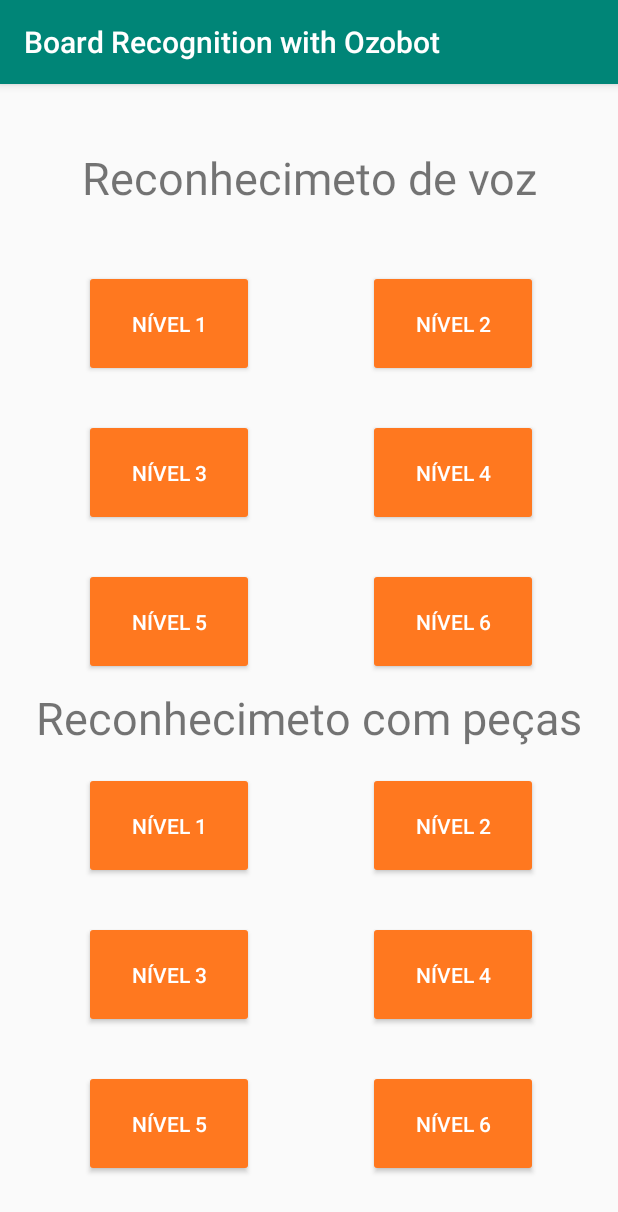
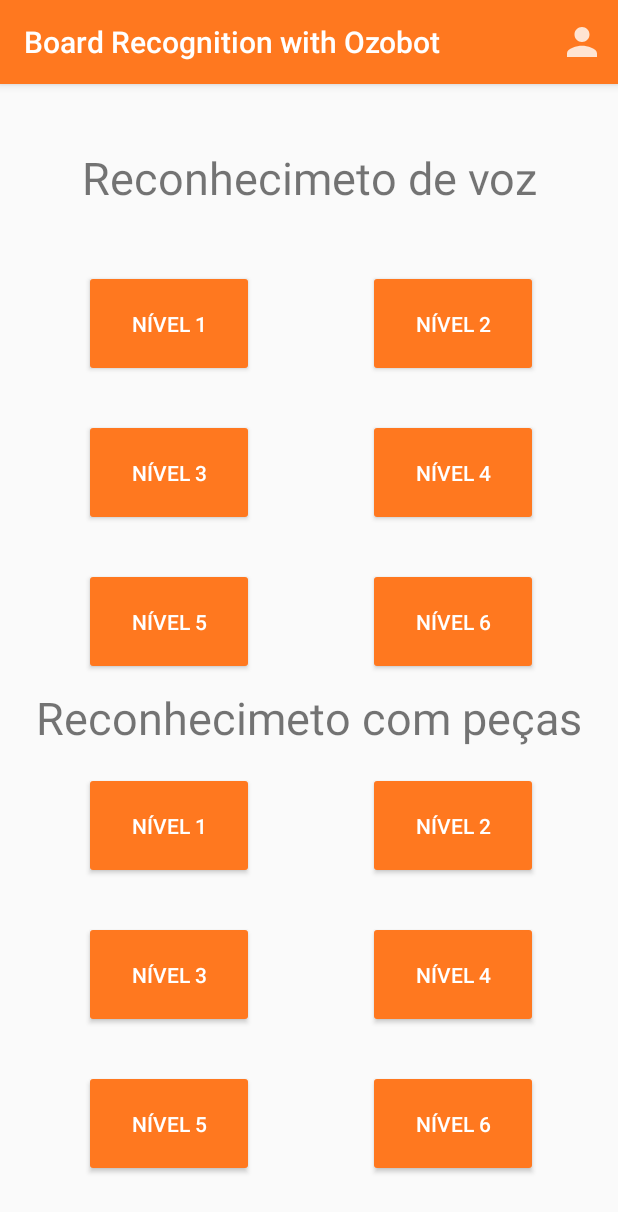
Before and after one commit to Badajaz/Master-Thesis, an Android app: the LevelsActivity screen opened directly, with no data from a screen before it, on a phone screen of 412 x 824 dp. Shown: the top 1212 px of the screen. Run offline under Robolectric (Android 15) with nearby library versions, the light colour scheme and no system bars.

Commit message:
utilizadores done e feedback users
utilizadores done e feedback users

```diff
--- a/Boardshot/app/src/main/java/com/example/android/boardshot/LevelsActivity.java
+++ b/Boardshot/app/src/main/java/com/example/android/boardshot/LevelsActivity.java
@@ -1,11 +1,16 @@
 package com.example.android.boardshot;
 
+import androidx.annotation.NonNull;
 import androidx.annotation.Nullable;
 import androidx.appcompat.app.AppCompatActivity;
 
 import android.content.Intent;
+import android.graphics.Color;
+import android.graphics.drawable.ColorDrawable;
 import android.os.Bundle;
 import android.util.Log;
+import android.view.Menu;
+import android.view.MenuItem;
 import android.view.View;
 import android.widget.Button;
 import android.widget.TextView;
@@ -22,7 +27,10 @@ public class LevelsActivity extends AppCompatActivity {
         Button btnLevel1 = (Button) findViewById(R.id.buttonLevel1Voz);
         Intent intent = getIntent();
         user = intent.getStringExtra("user");
-        Toast.makeText(getApplicationContext(),"level strait = "+user,Toast.LENGTH_LONG).show();
+        invalidateOptionsMenu();
+        ColorDrawable c = new ColorDrawable();
+        c.setColor(Color.parseColor("#ff781f"));
+        getSupportActionBar().setBackgroundDrawable(c);
 
 
 
@@ -38,6 +46,38 @@ public class LevelsActivity extends AppCompatActivity {
         });
 
 
+
     }
 
+    @Override
+    public boolean onCreateOptionsMenu(Menu menu) {
+        getMenuInflater().inflate(R.menu.main, menu);
+        return super.onCreateOptionsMenu(menu);
+    }
+
+    @Override
+    public boolean onOptionsItemSelected(@NonNull MenuItem item) {
+
+        int id = item.getItemId();
+
+        //noinspection SimplifiableIfStatement
+        if (id == R.id.action_item_one) {
+
+            // Do something
+            return true;
+        }
+
+        return super.onOptionsItemSelected(item);
+    }
+
+    @Override
+    public boolean onPrepareOptionsMenu(Menu menu) {
+        MenuItem item = menu.findItem(R.id.action_item_one);
+        if (item.getTitle().equals("Camera")) {
+            item.setTitle(user);
+        }
+        return super.onPrepareOptionsMenu(menu);
+    }
+
+
 }
--- a/Boardshot/app/src/main/java/com/example/android/boardshot/LogIn.java
+++ b/Boardshot/app/src/main/java/com/example/android/boardshot/LogIn.java
@@ -4,6 +4,8 @@ import androidx.annotation.NonNull;
 import androidx.appcompat.app.AppCompatActivity;
 
 import android.content.Intent;
+import android.graphics.Color;
+import android.graphics.drawable.ColorDrawable;
 import android.os.Bundle;
 import android.util.Log;
 import android.view.View;
@@ -33,6 +35,9 @@ public class LogIn extends AppCompatActivity {
         setContentView(R.layout.activity_log_in);
         Button btnLogIn = (Button) findViewById(R.id.buttonLogIn);
         database = FirebaseDatabase.getInstance().getReference().child("Users");
+        ColorDrawable c = new ColorDrawable();
+        c.setColor(Color.parseColor("#ff781f"));
+        getSupportActionBar().setBackgroundDrawable(c);
 
 
 
--- /dev/null
+++ b/Boardshot/app/src/main/res/drawable-anydpi/ic_action_name.xml
@@ -0,0 +1,14 @@
+<vector xmlns:android="http://schemas.android.com/apk/res/android"
+    android:width="24dp"
+    android:height="24dp"
+    android:viewportWidth="19.2"
+    android:viewportHeight="19.2"
+    android:tint="#FFFFFF"
+    android:alpha="0.8">
+  <group android:translateX="-2.4"
+      android:translateY="-2.4">
+      <path
+          android:fillColor="#FF000000"
+          android:pathData="M12,12c2.21,0 4,-1.79 4,-4s-1.79,-4 -4,-4 -4,1.79 -4,4 1.79,4 4,4zM12,14c-2.67,0 -8,1.34 -8,4v2h16v-2c0,-2.66 -5.33,-4 -8,-4z"/>
+  </group>
+</vector>
--- /dev/null
+++ b/Boardshot/app/src/main/res/menu/main.xml
@@ -0,0 +1,11 @@
+<?xml version="1.0" encoding="utf-8"?>
+<menu xmlns:android="http://schemas.android.com/apk/res/android"
+    xmlns:app="http://schemas.android.com/apk/res-auto">
+    <item
+        android:id="@+id/action_item_one"
+        android:title="Camera"
+        android:icon="@drawable/ic_action_name"
+        app:showAsAction="ifRoom|withText" />
+
+
+</menu>
```
Also changed, not shown: Boardshot/app/src/main/java/com/example/android/boardshot/MainActivity.java (+29 -3 lines), Boardshot/app/src/main/res/drawable-hdpi/ic_action_name.png (added), Boardshot/app/src/main/res/drawable-mdpi/ic_action_name.png (added), Boardshot/app/src/main/res/drawable-xhdpi/ic_action_name.png (added), Boardshot/app/src/main/res/drawable-xxhdpi/ic_action_name.png (added).
